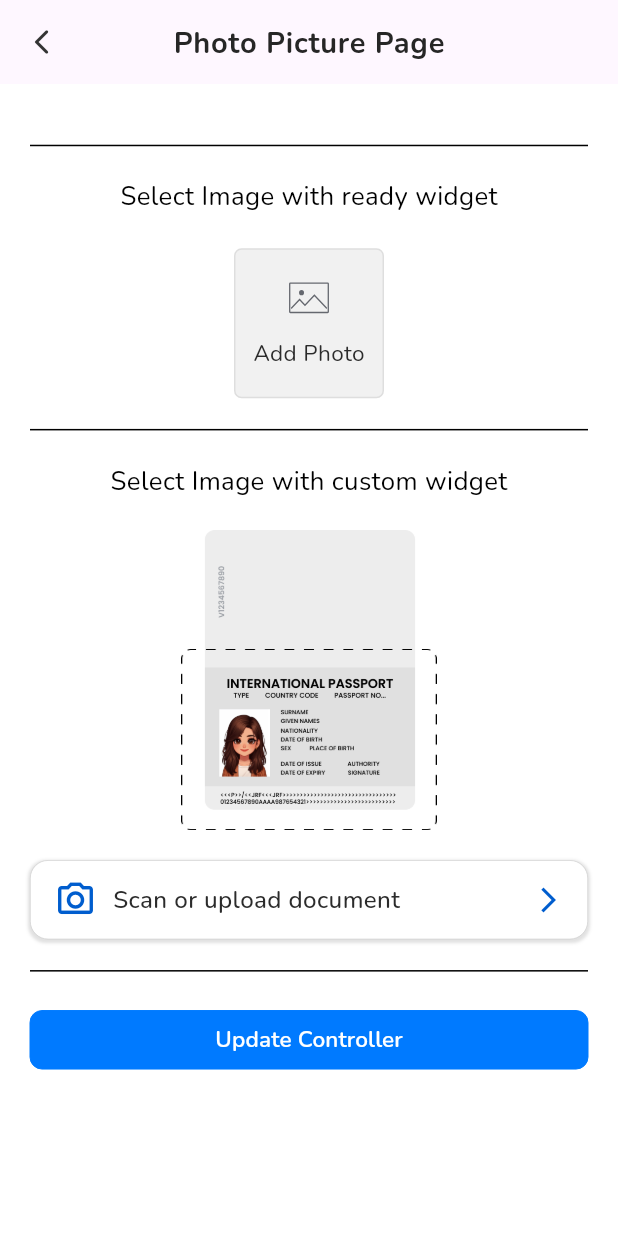
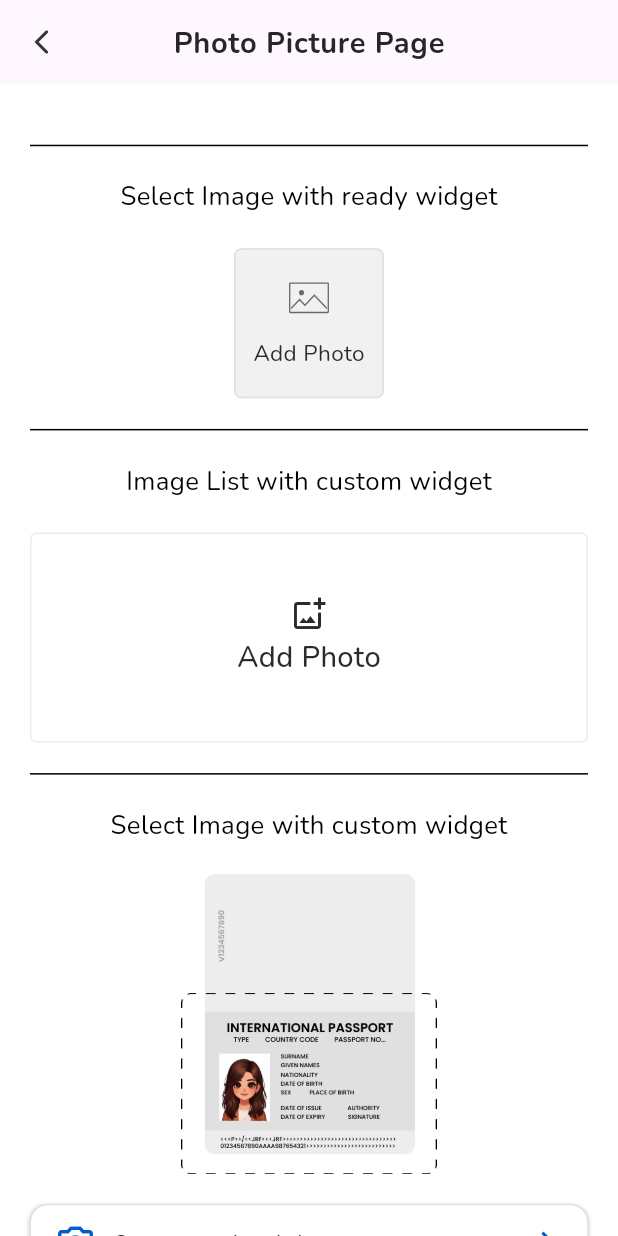
Before and after one commit to helium390/fl_my_awesome, a Flutter app: the PhotoPicturePage screen opened directly, on a phone screen of 412 x 824 dp. Run offline on Flutter 3.47's test engine with Material 3 defaults, Android fonts, the phone set to English and light mode, and no system bars; our stand-ins replace dartz, flutter_screenutil, flutter_svg, fluttertoast, get, get_storage and 6 more; missing offline and left inert: local_auth_android, local_auth_darwin; accounts and stored records are empty.

Commit message:
Added Image List.

```diff
--- a/lib/core/utils/app_colors.dart
+++ b/lib/core/utils/app_colors.dart
@@ -17,6 +17,7 @@ class AppColor {
 
   static const grBorder = Color(0xFFCBCBCB);
   static const grayBorder = Color(0xFF828282);
+  static const grayRound = Color(0xFF797979);
   static const listDividerColor = Color(0xFFD6D9DE);
   static const greyAreaColor = Color(0xFFF1F1F1);
 
--- a/lib/presentation/pages/photo_picture/photo_picture_controller.dart
+++ b/lib/presentation/pages/photo_picture/photo_picture_controller.dart
@@ -1,4 +1,6 @@
 import 'package:get/get.dart';
+
+import '../../../domain/entities/photo.dart';
 
 class PhotoPictureController extends GetxController {
   static PhotoPictureController get to => Get.find();
@@ -20,6 +22,22 @@ class PhotoPictureController extends GetxController {
     update();
   }
 
+  List<Photo> somePhotoUrlList = [];
+  List<String> somePhotoLocalUrlList = [];
+
+  void addPhoto(String localUrl, String? photoUrl) {
+    Photo photo = Photo(urlString: photoUrl);
+    somePhotoUrlList.add(photo);
+    somePhotoLocalUrlList.add(localUrl);
+    update();
+  }
+
+  void removePhoto(int index) {
+    somePhotoUrlList.remove(somePhotoUrlList[index]);
+    somePhotoLocalUrlList.remove(somePhotoLocalUrlList[index]);
+    update();
+  }
+
   /// Others -------------------------------------------------------------------
   void changeLoading() {
     isLoading = !isLoading;
--- a/lib/presentation/pages/photo_picture/photo_picture_page.dart
+++ b/lib/presentation/pages/photo_picture/photo_picture_page.dart
@@ -2,6 +2,7 @@ import 'dart:io';
 
 import 'package:fl_my_awesome/config/extensions.dart';
 import 'package:flutter/material.dart';
+import 'package:flutter_screenutil/flutter_screenutil.dart';
 
 import 'package:get/get.dart';
 
@@ -13,6 +14,7 @@ import 'image_util/select_custom_img.dart';
 import 'image_util/select_image.dart';
 import 'photo_picture_controller.dart';
 import '../../widgets/dividers.dart';
+import 'widgets/photo_item_x.dart';
 
 class PhotoPicturePage extends StatelessWidget {
   const PhotoPicturePage({super.key});
@@ -60,6 +62,90 @@ class PhotoPicturePage extends StatelessWidget {
                       },
                     ),
                   ),
+                  20.ph,
+                  Dividers.divider0h1tBlack(),
+                  20.ph,
+                  Text(
+                    'Image List with custom widget',
+                    style: AppStyles.text16sp400black,
+                  ),
+                  20.ph,
+                  Container(
+                    width: 1.sw,
+                    height: 140,
+                    padding: const EdgeInsets.all(20),
+                    decoration: BoxDecoration(
+                      color: AppColor.white,
+                      border: Border.all(color: AppColor.black.withAlpha(20)),
+                      borderRadius: BorderRadius.circular(4),
+                    ),
+                    child: controller.somePhotoLocalUrlList.isEmpty
+                        ? SelectCustomImg(
+                            imageFunction: (localUrl, imageUrl) {
+                              controller.addPhoto(localUrl!, imageUrl);
+                            },
+                            childWidget: Center(
+                              child: Column(
+                                mainAxisAlignment: MainAxisAlignment.center,
+                                children: [
+                                  Icon(
+                                    Icons.add_photo_alternate_outlined,
+                                    color: AppColor.black1,
+                                  ),
+                                  3.ph,
+                                  Text(
+                                    'Add Photo',
+                                    style: AppStyles.text18sp500black1,
+                                  ),
+                                ],
+                              ),
+                            ),
+                          )
+                        : ListView.builder(
+                            shrinkWrap: true,
+                            itemCount: controller.somePhotoLocalUrlList.length,
+                            scrollDirection: Axis.horizontal,
+                            itemBuilder: (_, index) => Row(
+                              children: [
+                                PhotoItemX(
+                                  image:
+                                      controller.somePhotoLocalUrlList[index],
+                                  onRemove: () {
+                                    controller.removePhoto(index);
+                                  },
+                                ),
+                                5.pw,
+                              ],
+                            ),
+                          ),
+                  ),
+                  controller.somePhotoLocalUrlList.isNotEmpty
+                      ? Column(
+                          children: [
+                            20.ph,
+                            SelectCustomImg(
+                              imageFunction: (localUrl, imageUrl) {
+                                controller.addPhoto(localUrl!, imageUrl);
+                              },
+                              childWidget: Row(
+                                crossAxisAlignment: CrossAxisAlignment.center,
+                                mainAxisAlignment: MainAxisAlignment.center,
+                                children: [
+                                  Icon(
+                                    Icons.add_photo_alternate_outlined,
+                                    color: AppColor.black1,
+                                  ),
+                                  6.pw,
+                                  Text(
+                                    'Add photo',
+                                    style: AppStyles.text16sp500black1,
+                                  ),
+                                ],
+                              ),
+                            ),
+                          ],
+                        )
+                      : Container(),
                   20.ph,
                   Dividers.divider0h1tBlack(),
                   20.ph,
```
Also changed, not shown: lib/presentation/pages/photo_picture/widgets/photo_item_x.dart (added, +70 -0 lines).
